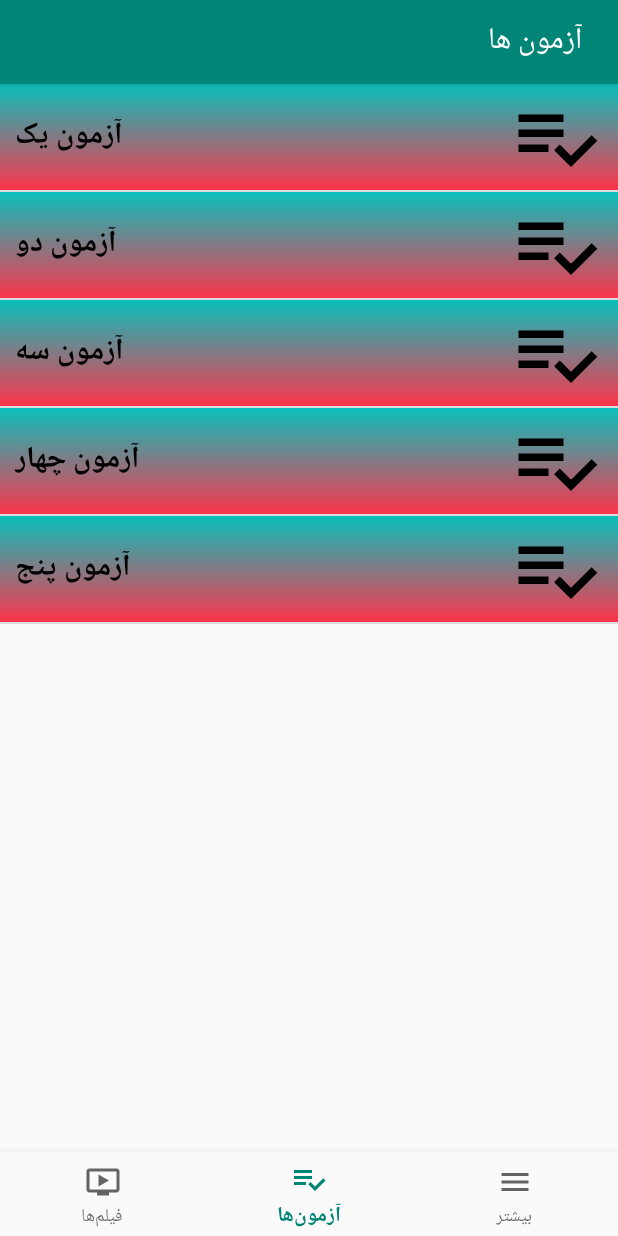
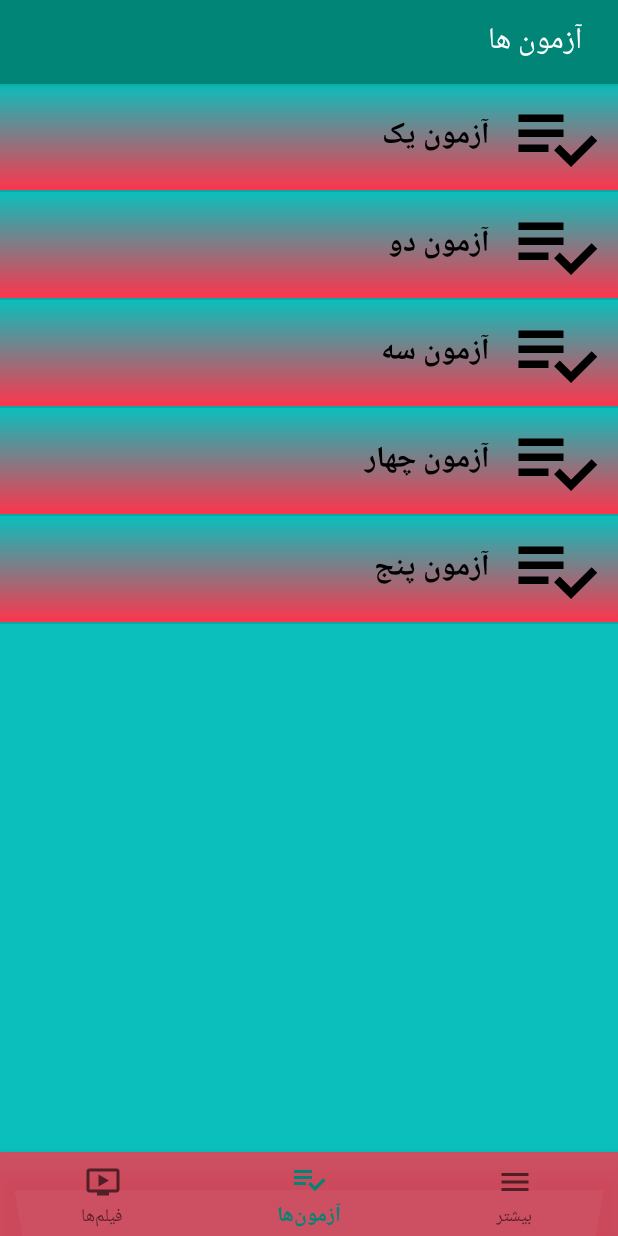
Before and after one commit to arasekh/onemob, an Android app: the ExamsFragment screen opened through its navigation route, on a phone screen of 412 x 824 dp. Run offline under Robolectric (Android 15) with nearby library versions, the phone set to English and light mode, and no system bars; our stand-ins replace navigation-ui; 1 statement that could not run was skipped.

Commit message:
In this version : android can connect to the server and read json file from database and show the information. also the ui section became better than past.

```diff
--- a/android/onemob/app/build.gradle
+++ b/android/onemob/app/build.gradle
@@ -21,6 +21,7 @@ android {
 
 dependencies {
     implementation fileTree(dir: 'libs', include: ['*.jar'])
+    implementation group: 'com.squareup.okhttp3', name: 'okhttp', version: '3.0.0-RC1'
     implementation 'androidx.appcompat:appcompat:1.1.0'
     implementation 'com.google.android.material:material:1.1.0'
 //    implementation 'com.android.support:design:27.1.0'
--- /dev/null
+++ b/android/onemob/app/src/main/java/com/example/myapplication/JSONTest.java
@@ -0,0 +1,40 @@
+package com.example.myapplication;
+
+import android.os.AsyncTask;
+import android.util.Log;
+
+import org.json.JSONArray;
+import org.json.JSONObject;
+
+import java.io.IOException;
+
+import okhttp3.OkHttpClient;
+import okhttp3.OkHttpClient.Builder;
+import okhttp3.Request;
+import okhttp3.Response;
+
+//This class is create new thread to run the server section and read the json from server.
+public class JSONTest extends AsyncTask {
+    JsonFields jsonFields;
+    @Override
+    protected Object doInBackground(Object[] objects) {
+        OkHttpClient client = new OkHttpClient.Builder().build();
+        Request request = new Request.Builder().url("http://192.168.1.5:8000/api").method("GET",null).build();
+        Response response = null;
+        String string = "hello";
+        JSONArray jsonArray = null;
+        JSONObject jsonObject = new JSONObject();
+        try {
+            response = client.newCall(request).execute();
+            string = response.body().string();
+            jsonArray = new JSONArray(string);
+            jsonObject = jsonArray.getJSONObject(0);
+            jsonFields = new JsonFields(jsonObject.getInt("id"),jsonObject.getString("username"),jsonObject.getString("first_name"),jsonObject.getString("last_name"),jsonObject.getString("email"),jsonObject.getString("password"),jsonObject.getString("last_login"),jsonObject.getString("date_joined"));
+        } catch (Exception e) {
+            e.printStackTrace();
+        }
+        Log.d("Hello",string);
+        Log.d("JsonField",jsonFields.toString());
+        return null;
+    }
+}
--- a/android/onemob/app/src/main/java/com/example/myapplication/MainActivity.java
+++ b/android/onemob/app/src/main/java/com/example/myapplication/MainActivity.java
@@ -1,6 +1,7 @@
 package com.example.myapplication;
 
 import android.os.Bundle;
+import android.util.Log;
 
 import com.google.android.material.bottomnavigation.BottomNavigationView;
 
@@ -17,6 +18,9 @@ public class MainActivity extends AppCompatActivity {
         super.onCreate(savedInstanceState);
         setContentView(R.layout.activity_main);
         BottomNavigationView navView = findViewById(R.id.nav_view);
+
+        JSONTest json = (JSONTest) new JSONTest().execute();
+
         // Passing each menu ID as a set of Ids because each
         // menu should be considered as top level destinations.
         AppBarConfiguration appBarConfiguration = new AppBarConfiguration.Builder(R.id.navigation_videos, R.id.navigation_exams, R.id.navigation_moreOptions).build();
--- a/android/onemob/app/src/main/res/layout/activity_main.xml
+++ b/android/onemob/app/src/main/res/layout/activity_main.xml
@@ -3,16 +3,15 @@
     xmlns:app="http://schemas.android.com/apk/res-auto"
     android:id="@+id/container"
     android:layout_width="match_parent"
-    android:layout_height="match_parent">
-<!--    android:paddingTop="?attr/actionBarSize">-->
+    android:layout_height="match_parent"
+    android:background="#0abfbc">
+    <!--    android:paddingTop="?attr/actionBarSize">-->
 
     <com.google.android.material.bottomnavigation.BottomNavigationView
         android:id="@+id/nav_view"
         android:layout_width="0dp"
         android:layout_height="wrap_content"
-        android:layout_marginStart="0dp"
-        android:layout_marginEnd="0dp"
-        android:background="?android:attr/windowBackground"
+        android:background="#CDFC354C"
         app:layout_constraintBottom_toBottomOf="parent"
         app:layout_constraintLeft_toLeftOf="parent"
         app:layout_constraintRight_toRightOf="parent"
@@ -23,6 +22,7 @@
         android:name="androidx.navigation.fragment.NavHostFragment"
         android:layout_width="match_parent"
         android:layout_height="match_parent"
+        android:background="@color/cardview_light_background"
         app:defaultNavHost="true"
         app:layout_constraintBottom_toTopOf="@id/nav_view"
         app:layout_constraintHorizontal_bias="0.0"
--- a/android/onemob/app/src/main/res/layout/exams_view_layout.xml
+++ b/android/onemob/app/src/main/res/layout/exams_view_layout.xml
@@ -3,6 +3,7 @@
     xmlns:android="http://schemas.android.com/apk/res/android"
     android:layout_width="match_parent"
     android:layout_height="wrap_content"
+    android:id="@+id/showExamRelativeLayout"
     android:background="@drawable/gradient_selector">
 
     <LinearLayout
@@ -22,13 +23,14 @@
     </LinearLayout>
 
     <TextView
-        android:layout_width="wrap_content"
+        android:layout_width="320dp"
         android:layout_height="wrap_content"
         android:text="@string/exam_name_text"
         android:textColor="#000000"
         android:textStyle="bold"
         android:textSize="20dp"
         android:layout_centerVertical="true"
+        android:layout_marginRight="85dp"
         android:layout_marginLeft="10dp"
         android:id="@+id/exam_name"/>
 </RelativeLayout>
--- a/android/onemob/app/src/main/res/layout/videos_view_layout.xml
+++ b/android/onemob/app/src/main/res/layout/videos_view_layout.xml
@@ -30,9 +30,10 @@
 
     <TextView
         android:id="@+id/lblVideoName"
-        android:layout_width="wrap_content"
+        android:layout_width="320dp"
         android:layout_height="wrap_content"
         android:layout_marginLeft="10dp"
+        android:layout_marginRight="85dp"
         android:layout_centerVertical="true"
         android:textColor="#000000"
         android:text="@string/video_name"
```
Also changed, not shown: android/onemob/app/src/main/java/com/example/myapplication/JsonFields.java (added, +102 -0 lines), android/onemob/app/src/main/java/com/example/myapplication/MainActivityEmpty.java (indentation only), 1 other file.
